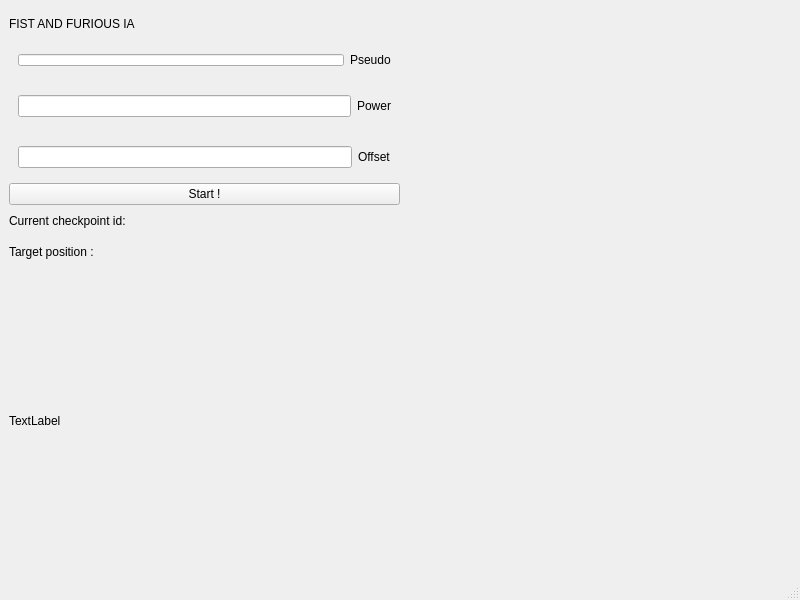
Qt form IA/window.ui (Douraid-BEN-HASSEN/ar_course) before a commit.
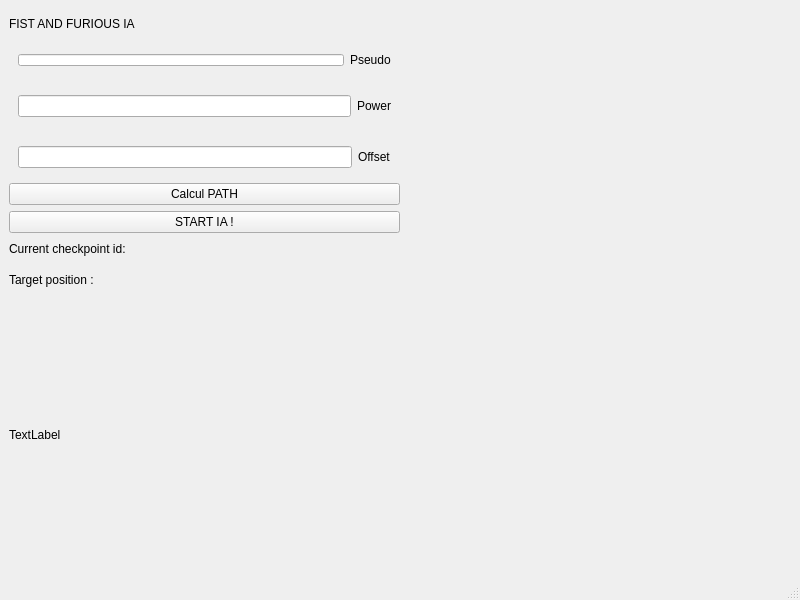
The same form after that commit.

The edit to the form file:
```diff
--- a/IA/window.ui
+++ b/IA/window.ui
@@ -125,7 +125,14 @@
       <item>
        <widget class="QPushButton" name="pushButton_start">
         <property name="text">
-         <string>Start !</string>
+         <string>Calcul PATH</string>
+        </property>
+       </widget>
+      </item>
+      <item>
+       <widget class="QPushButton" name="pushButton_startIa">
+        <property name="text">
+         <string>START IA !</string>
         </property>
        </widget>
       </item>
```
Left out of the diff: 2 changed lines with no effect on the pictures.
